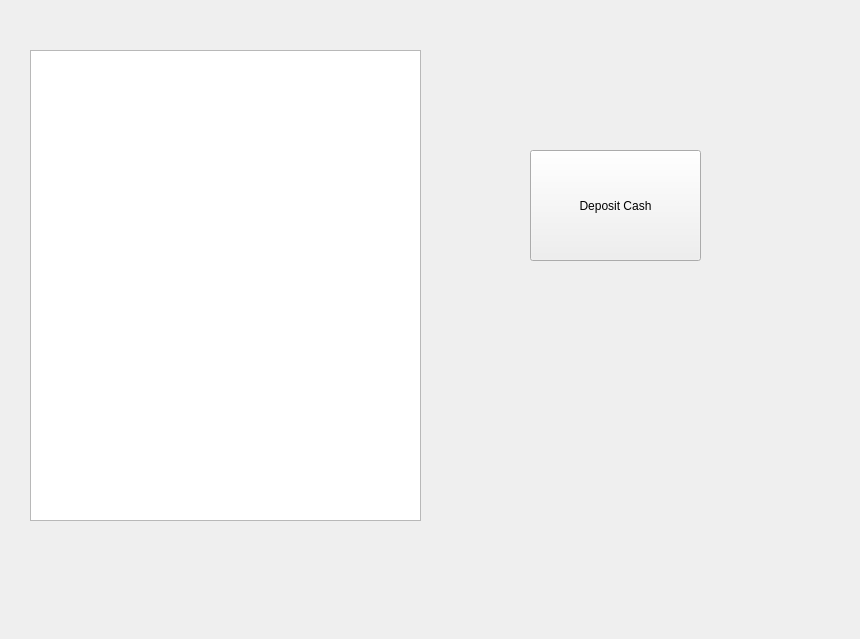
Old version of the form pos-fe/gui/tabs/accountingtab.ui in the repository sadeqAlbana/Snono-ERP.
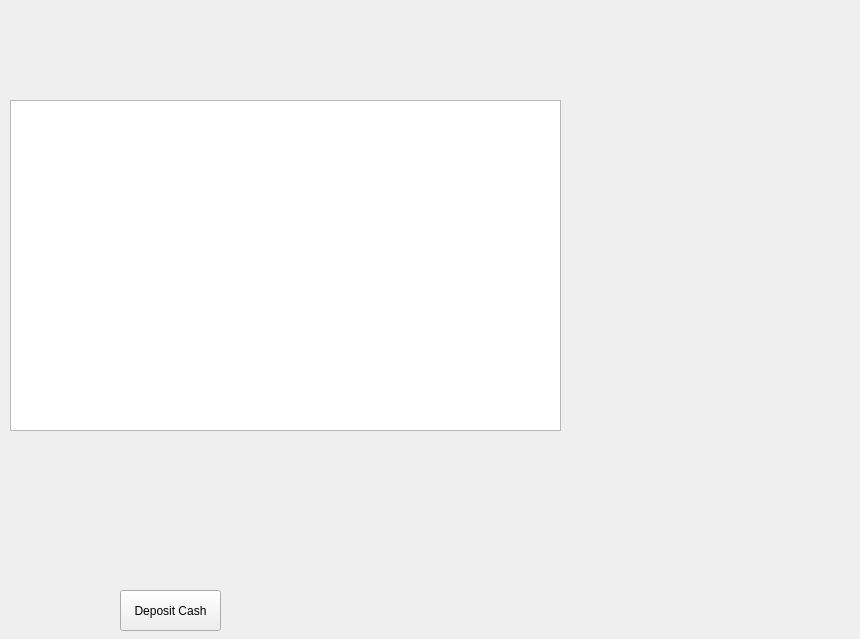
New version of the form. Custom widgets are drawn as their Qt base class.

Patch:
```diff
--- a/pos-fe/gui/tabs/accountingtab.ui
+++ b/pos-fe/gui/tabs/accountingtab.ui
@@ -16,10 +16,10 @@
   <widget class="TableView" name="tableView">
    <property name="geometry">
     <rect>
-     <x>30</x>
-     <y>50</y>
-     <width>391</width>
-     <height>471</height>
+     <x>10</x>
+     <y>100</y>
+     <width>551</width>
+     <height>331</height>
     </rect>
    </property>
    <property name="contextMenuPolicy">
@@ -59,10 +59,10 @@
   <widget class="QToolButton" name="depositCashButon">
    <property name="geometry">
     <rect>
-     <x>530</x>
-     <y>150</y>
-     <width>171</width>
-     <height>111</height>
+     <x>120</x>
+     <y>590</y>
+     <width>101</width>
+     <height>41</height>
     </rect>
    </property>
    <property name="text">
```
